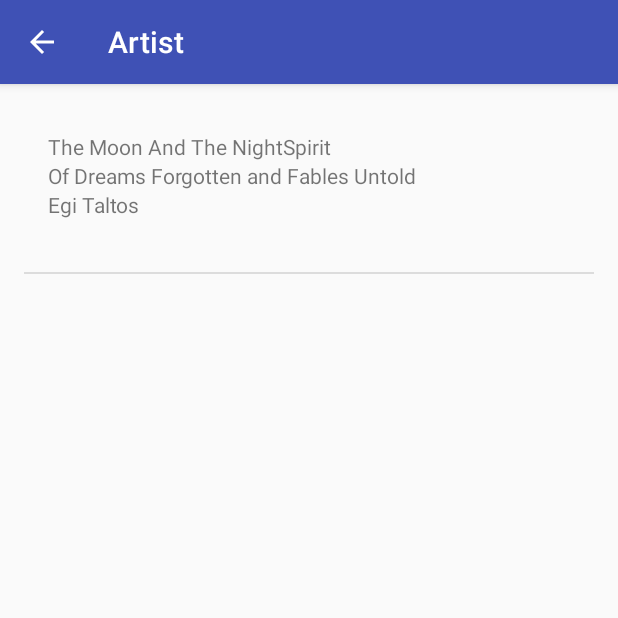
After one commit to jozseflehocz/MusicalStructure, an Android app: the ArtistsActivity screen opened directly, with no data from a screen before it, on a phone screen of 412 x 824 dp, the top half of it. The commit adds this screen. Run offline under Robolectric (Android 15) with nearby library versions, the phone set to English and light mode, and no system bars.

Commit message:
+ ArtistActivity + Track + TrackAdapter + list_item.xml + track_list.xml

```diff
--- a/app/src/main/AndroidManifest.xml
+++ b/app/src/main/AndroidManifest.xml
@@ -16,6 +16,16 @@
                 <category android:name="android.intent.category.LAUNCHER" />
             </intent-filter>
         </activity>
+        <activity
+            android:name=".ArtistsActivity"
+            android:label="@string/category_artist"
+            android:parentActivityName=".MainActivity">
+            <!-- Parent activity meta-data to support 4.0 and lower -->
+            <meta-data
+                android:name="android.support.PARENT_ACTIVITY"
+                android:value=".MainActivity"/>
+        </activity>
+
     </application>
 
 </manifest>
--- /dev/null
+++ b/app/src/main/java/com/example/jlehocz/musicalstructure/ArtistsActivity.java
@@ -0,0 +1,34 @@
+package com.example.jlehocz.musicalstructure;
+
+import android.os.Bundle;
+import android.support.v7.app.AppCompatActivity;
+import android.widget.ListView;
+
+import java.util.ArrayList;
+
+public class ArtistsActivity extends AppCompatActivity {
+
+    @Override
+    protected void onCreate(Bundle savedInstanceState) {
+        super.onCreate(savedInstanceState);
+        setContentView(R.layout.track_list);
+
+        // Create a list of words
+        ArrayList<Track> tracks = new ArrayList<Track>();
+
+        tracks.add(new Track("The Moon And The NightSpirit","Of Dreams Forgotten and Fables Untold","Egi Taltos","4:48","Of_Dreams_Forgotten_and_Fables_Untold",2005,"World"));
+
+        // Create an {@link TrackAdapter}, whose data source is a list of {@link Track}s. The
+        // adapter knows how to create list items for each item in the list.
+        TrackAdapter adapter = new TrackAdapter(this, tracks);
+
+        // Find the {@link ListView} object in the view hierarchy of the {@link Activity}.
+        // There should be a {@link ListView} with the view ID called list, which is declared in the
+        // word_list.xml file.
+        ListView listView = (ListView) findViewById(R.id.list);
+
+        // Make the {@link ListView} use the {@link SongAdapter} we created above, so that the
+        // {@link ListView} will display list items for each {@link Track} in the list.
+        listView.setAdapter(adapter);
+    }
+}
--- a/app/src/main/java/com/example/jlehocz/musicalstructure/MainActivity.java
+++ b/app/src/main/java/com/example/jlehocz/musicalstructure/MainActivity.java
@@ -1,13 +1,47 @@
+/*
+ * Copyright (C) 2016 The Android Open Source Project
+ *
+ * Licensed under the Apache License, Version 2.0 (the "License");
+ * you may not use this file except in compliance with the License.
+ * You may obtain a copy of the License at
+ *
+ *      http://www.apache.org/licenses/LICENSE-2.0
+ *
+ * Unless required by applicable law or agreed to in writing, software
+ * distributed under the License is distributed on an "AS IS" BASIS,
+ * WITHOUT WARRANTIES OR CONDITIONS OF ANY KIND, either express or implied.
+ * See the License for the specific language governing permissions and
+ * limitations under the License.
+ */
 package com.example.jlehocz.musicalstructure;
 
+import android.content.Intent;
+import android.os.Bundle;
 import android.support.v7.app.AppCompatActivity;
-import android.os.Bundle;
+import android.view.View;
+//import android.view.View.OnClickListener;
+import android.widget.TextView;
 
 public class MainActivity extends AppCompatActivity {
 
     @Override
     protected void onCreate(Bundle savedInstanceState) {
         super.onCreate(savedInstanceState);
+
+        // Set the content of the activity to use the activity_main.xml layout file
         setContentView(R.layout.activity_main);
+
+        // Find the View that shows the numbers category
+        TextView artists = (TextView) findViewById(R.id.Artist);
+
+        // Set a click listener on that View
+        artists.setOnClickListener(new View.OnClickListener() {
+            // The code in this method will be executed when the numbers View is clicked on.
+            @Override
+            public void onClick(View view) {
+                Intent artistsIntent = new Intent(MainActivity.this, ArtistsActivity.class);
+                startActivity(artistsIntent);
+            }
+        });
     }
 }
--- /dev/null
+++ b/app/src/main/java/com/example/jlehocz/musicalstructure/Track.java
@@ -0,0 +1,48 @@
+package com.example.jlehocz.musicalstructure;
+
+/**
+ *
+ */
+
+public class Track {
+
+    private String mArtist;
+    private String mAlbum;
+    private String mTitle;
+    private String mTime;
+    private String mCover;
+    private int mYear;
+    private String mGenre;
+
+    public Track(String artist, String album, String title, String time,String cover,int year,String genre) {
+        mArtist = artist;
+        mAlbum=album;
+        mTitle = title;
+        mTime =time;
+        mCover=cover;
+        mYear=year;
+        mGenre=genre;
+    }
+
+    public String getmArtist() {
+        return mArtist;
+    }
+    public String getmAlbum() {
+        return mAlbum;
+    }
+    public String getmTitle() {
+        return mTitle;
+    }
+    public String getmTime() {
+        return mTime;
+    }
+    public String getmCover() {
+        return mCover;
+    }
+    public int getmYear() {
+        return mYear;
+    }
+    public String getmGenre() {
+        return mGenre;
+    }
+}
--- /dev/null
+++ b/app/src/main/java/com/example/jlehocz/musicalstructure/TrackAdapter.java
@@ -0,0 +1,82 @@
+package com.example.jlehocz.musicalstructure;
+
+import android.app.Activity;
+import android.view.LayoutInflater;
+import android.view.View;
+import android.view.ViewGroup;
+import android.widget.ArrayAdapter;
+import android.widget.TextView;
+
+import java.util.ArrayList;
+
+/*
+* Created by jlehocz on 2018.03.17.
+* https://github.com/udacity/ud839_CustomAdapter_Example/blob/master/app/src/main/java/com/example/android/flavor/AndroidFlavorAdapter.java
+* {@link AndroidFlavorAdapter} is an {@link ArrayAdapter} that can provide the layout for each list
+* based on a data source, which is a list of {@link AndroidFlavor} objects.
+* */
+
+public class TrackAdapter extends ArrayAdapter<Track> {
+
+    //private static final String LOG_TAG = WordAdapter.class.getSimpleName();
+
+    /**
+     * This is our own custom constructor (it doesn't mirror a superclass constructor).
+     * The context is used to inflate the layout file, and the list is the data we want
+     * to populate into the lists.
+     *
+     * @param context        The current context. Used to inflate the layout file.
+     * @param tracks A List of word objects to display in a list
+     */
+    public TrackAdapter(Activity context, ArrayList<Track> tracks) {
+        // Here, we initialize the ArrayAdapter's internal storage for the context and the list.
+        // the second argument is used when the ArrayAdapter is populating a single TextView.
+        // Because this is a custom adapter for two TextViews and an ImageView, the adapter is not
+        // going to use this second argument, so it can be any value. Here, we used 0.
+        super(context, 0, tracks);
+    }
+
+    /**
+     * Provides a view for an AdapterView (ListView, GridView, etc.)
+     *
+     * @param position The position in the list of data that should be displayed in the
+     *                 list item view.
+     * @param convertView The recycled view to populate.
+     * @param parent The parent ViewGroup that is used for inflation.
+     * @return The View for the position in the AdapterView.
+     */
+    @Override
+    public View getView(int position, View convertView, ViewGroup parent) {
+        // Check if the existing view is being reused, otherwise inflate the view
+        View listItemView = convertView;
+        if(listItemView == null) {
+            listItemView = LayoutInflater.from(getContext()).inflate(
+                    R.layout.list_item, parent, false);
+        }
+
+        // Get the {@link AndroidFlavor} object located at this position in the list
+        Track currentTrack = getItem(position);
+
+        // Find the TextView in the list_item.xml layout with the ID version_name
+        TextView artistTextView = (TextView) listItemView.findViewById(R.id.artist_text_view);
+        // Get the version name from the current AndroidFlavor object and
+        // set this text on the name TextView
+        artistTextView.setText(currentTrack.getmArtist());
+
+        // Find the TextView in the list_item.xml layout with the ID version_number
+        TextView albumTextView = (TextView) listItemView.findViewById(R.id.album_text_view);
+        // Get the version number from the current AndroidFlavor object and
+        // set this text on the number TextView
+        albumTextView.setText(currentTrack.getmAlbum());
+
+        // Find the TextView in the list_item.xml layout with the ID version_number
+        TextView titleTextView = (TextView) listItemView.findViewById(R.id.track_text_view);
+        // Get the version number from the current AndroidFlavor object and
+        // set this text on the number TextView
+        titleTextView.setText(currentTrack.getmTitle());
+
+        // Return the whole list item layout (containing 2 TextViews and an ImageView)
+        // so that it can be shown in the ListView
+        return listItemView;
+    }
+}
--- /dev/null
+++ b/app/src/main/res/layout/list_item.xml
@@ -0,0 +1,28 @@
+<?xml version="1.0" encoding="utf-8"?>
+<LinearLayout xmlns:android="http://schemas.android.com/apk/res/android"
+    xmlns:tools="http://schemas.android.com/tools"
+    android:orientation="vertical"
+    android:layout_width="match_parent"
+    android:layout_height="match_parent"
+    android:padding="16dp">
+    <TextView
+        android:id="@+id/artist_text_view"
+        android:layout_width="match_parent"
+        android:layout_height="wrap_content"
+        tools:text="The Moon and the Nightspirit"/>
+    <TextView
+        android:id="@+id/album_text_view"
+        android:layout_width="match_parent"
+        android:layout_height="wrap_content"
+        tools:text="Metatonia"/>
+    <TextView
+        android:id="@+id/track_text_view"
+        android:layout_width="match_parent"
+        android:layout_height="wrap_content"
+        tools:text="A hajnal koszontese"/>
+    <TextView
+        android:id="@+id/time_text_view"
+        android:layout_width="match_parent"
+        android:layout_height="wrap_content"
+        tools:text="03:50"/>
+</LinearLayout>
--- /dev/null
+++ b/app/src/main/res/layout/track_list.xml
@@ -0,0 +1,10 @@
+<?xml version="1.0" encoding="utf-8"?>
+<ListView xmlns:android="http://schemas.android.com/apk/res/android"
+    android:id="@+id/list"
+    android:orientation="vertical"
+    android:layout_width="match_parent"
+    android:layout_height="match_parent"
+    android:paddingBottom="@dimen/activity_vertical_margin"
+    android:paddingLeft="@dimen/activity_horizontal_margin"
+    android:paddingRight="@dimen/activity_horizontal_margin"
+    android:paddingTop="@dimen/activity_vertical_margin"/>
```
